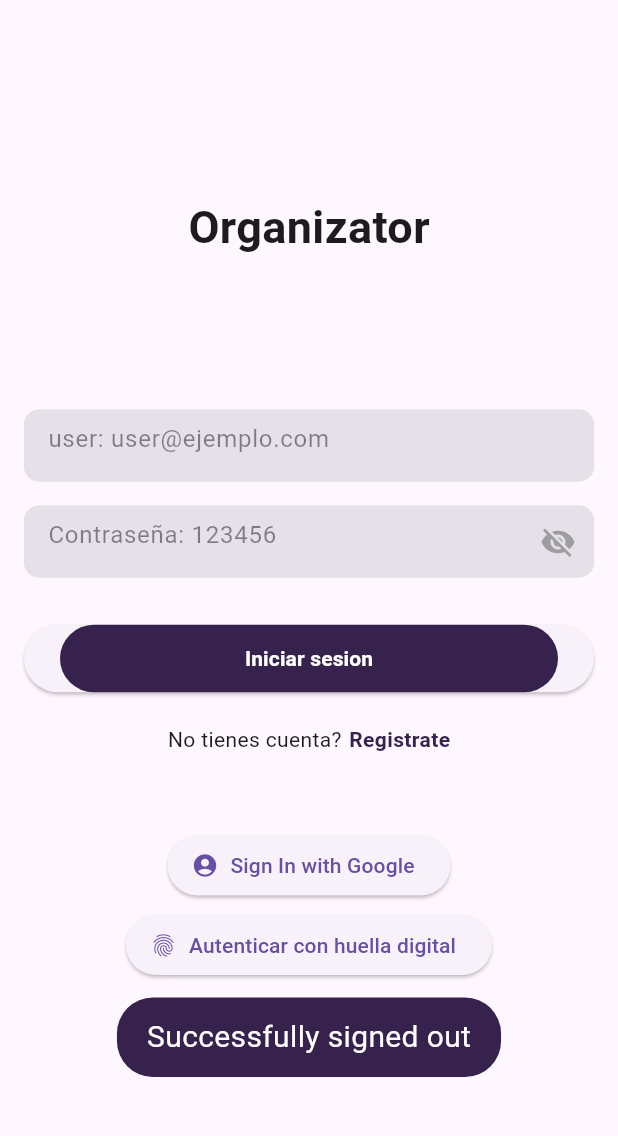
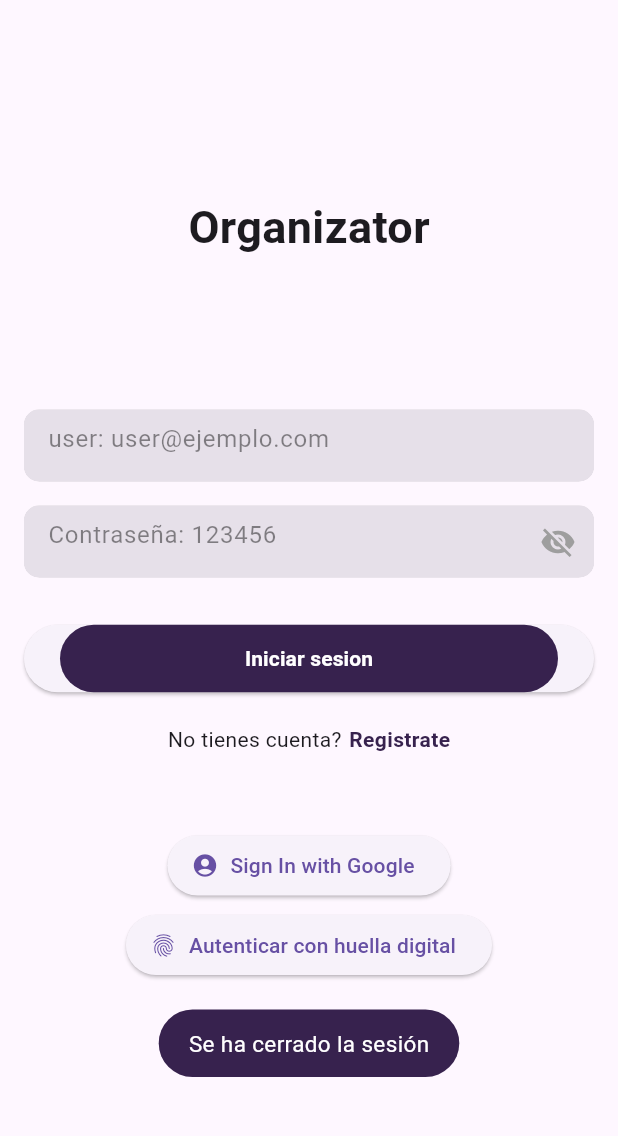
Before and after one commit to FernandoZuniga97/Proyecto_Monarca, a Flutter app: the SettingsView screen opened directly, after a tap on "Cerrar sesión", on a phone screen of 412 x 824 dp, the part 63-1199 px from its top. Run offline on Flutter 3.47's test engine with Material 3 defaults, Android fonts, the phone set to English and light mode, and no system bars; our stand-ins replace carousel_slider, dotted_border, firebase_auth, firebase_core, fluttertoast, google_sign_in and 2 more; accounts and stored records are empty.

Commit message:
Fase 2: Leves modificaciones a los textos

```diff
--- a/godzilla/lib/common/toast.dart
+++ b/godzilla/lib/common/toast.dart
@@ -11,6 +11,6 @@ void showToast({required String message}){
       timeInSecForIosWeb: 1,
       backgroundColor: const Color.fromARGB(255, 55, 34, 78),
       textColor: Colors.white,
-      fontSize: 20.0
+      fontSize: 15.0
   );
 }
--- a/godzilla/lib/loginandsign/sign_up_page.dart
+++ b/godzilla/lib/loginandsign/sign_up_page.dart
@@ -141,14 +141,14 @@ setState(() {
   isSigningUp = false;
 });
     if (user != null) {
-      showToast(message: "User is successfully created");
+      showToast(message: "El usuario ha sido creado.");
       Navigator.of(context).push(
         MaterialPageRoute(
           builder: (context) => const Login(),
         ),
       );
     } else {
-      showToast(message: "Some error happend");
+      showToast(message: "Ocurrio un error");
     }
   }
 }
--- a/godzilla/lib/view/settings/settings_view.dart
+++ b/godzilla/lib/view/settings/settings_view.dart
@@ -114,7 +114,7 @@ class _SettingsViewState extends State<SettingsView> {
                   builder: (context) => const Login(),
                   ),
                 );
-                  showToast(message: "Successfully signed out");
+                  showToast(message: "Se ha cerrado la sesión");
                 },
                 child: Container(
                   height: 45,
```
Also changed, not shown: godzilla/lib/loginandsign/login.dart (+5 -3 lines).
